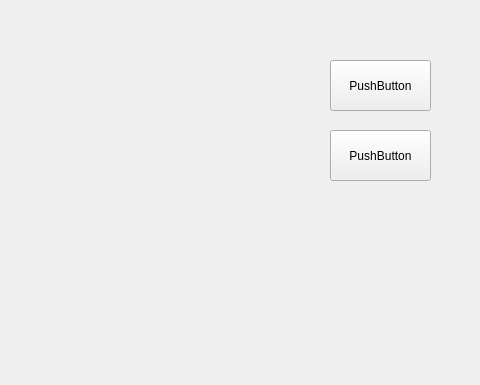
This is mainwindow.ui in excalibare/CG_Qt_Ver as Qt 5 draws it before an edit; both pictures show x 330 to 810 and y 0 to 385 of the 810 by 559 pixel window. The edited form follows.
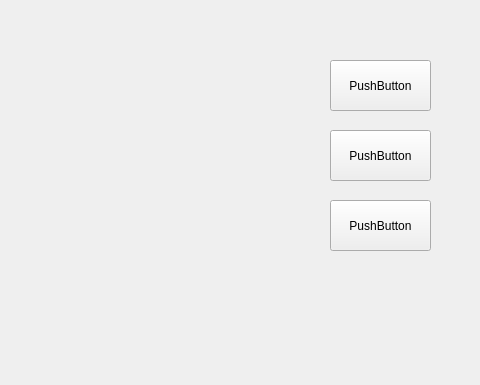
This is the edited form. Custom widgets are drawn as their Qt base class.

```diff
--- a/mainwindow.ui
+++ b/mainwindow.ui
@@ -50,6 +50,19 @@
      <string>PushButton</string>
     </property>
    </widget>
+   <widget class="QPushButton" name="CreatePoly">
+    <property name="geometry">
+     <rect>
+      <x>660</x>
+      <y>200</y>
+      <width>101</width>
+      <height>51</height>
+     </rect>
+    </property>
+    <property name="text">
+     <string>PushButton</string>
+    </property>
+   </widget>
   </widget>
   <widget class="QMenuBar" name="menubar">
    <property name="geometry">
```
